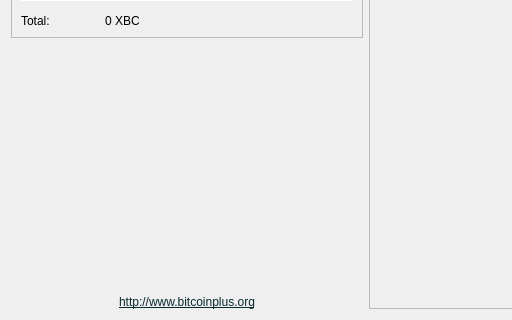
Old version of the form src/qt/forms/overviewpage.ui in the repository stubma/xbcwalletsource; both pictures show x 0 to 512 and y 152 to 472 of the 732 by 472 pixel window.
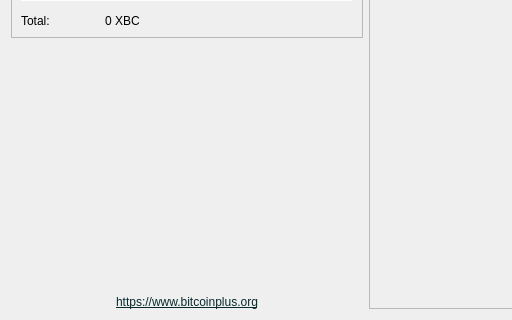
New version of the form.

```diff
--- a/src/qt/forms/overviewpage.ui
+++ b/src/qt/forms/overviewpage.ui
@@ -287,7 +287,7 @@
      <item>
       <widget class="QLabel" name="label_2">
        <property name="text">
-        <string>&lt;html&gt;&lt;head/&gt;&lt;body&gt;&lt;p&gt;&lt;a href=&quot;http://www.bitcoinplus.org&quot;&gt;&lt;span style=&quot; text-decoration: underline; color:#062a2d;&quot;&gt;http://www.bitcoinplus.org&lt;/span&gt;&lt;/a&gt;&lt;/p&gt;&lt;/body&gt;&lt;/html&gt;</string>
+        <string>&lt;html&gt;&lt;head/&gt;&lt;body&gt;&lt;p&gt;&lt;a href=&quot;http://www.bitcoinplus.org&quot;&gt;&lt;span style=&quot; text-decoration: underline; color:#062a2d;&quot;&gt;https://www.bitcoinplus.org&lt;/span&gt;&lt;/a&gt;&lt;/p&gt;&lt;/body&gt;&lt;/html&gt;</string>
        </property>
        <property name="alignment">
         <set>Qt::AlignCenter</set>
```
